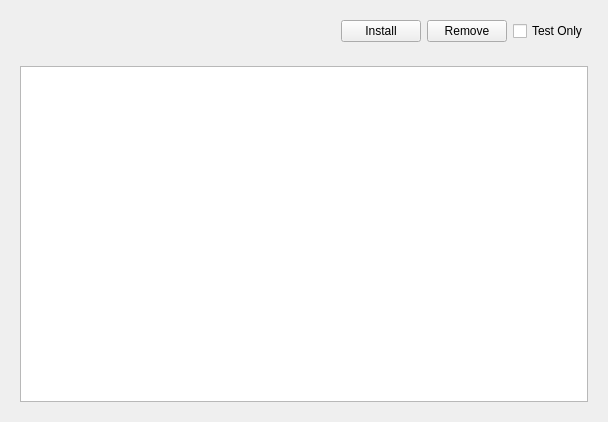
Before: the Qt Designer form resources/widget/tools/MayaIniWidget/MayaIniWidget.ui in sernst/Cadence, drawn with Qt 5.
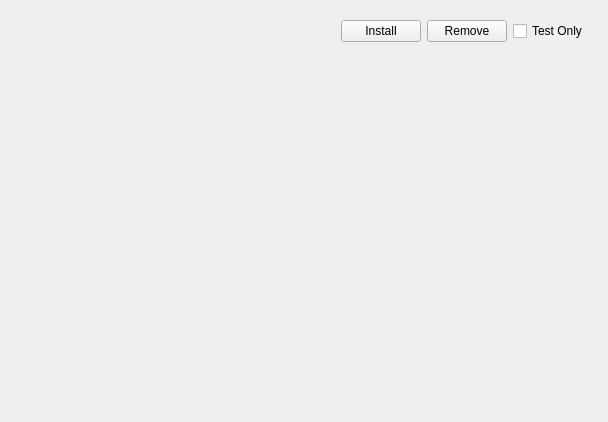
After: the same form once the commit is applied.

```diff
--- a/resources/widget/tools/MayaIniWidget/MayaIniWidget.ui
+++ b/resources/widget/tools/MayaIniWidget/MayaIniWidget.ui
@@ -58,7 +58,17 @@
     <widget class="QWidget" name="widget_2" native="true">
      <layout class="QVBoxLayout" name="verticalLayout">
       <item>
-       <widget class="QTextEdit" name="reportTextEdit"/>
+       <spacer name="verticalSpacer">
+        <property name="orientation">
+         <enum>Qt::Vertical</enum>
+        </property>
+        <property name="sizeHint" stdset="0">
+         <size>
+          <width>20</width>
+          <height>40</height>
+         </size>
+        </property>
+       </spacer>
       </item>
      </layout>
     </widget>
```
